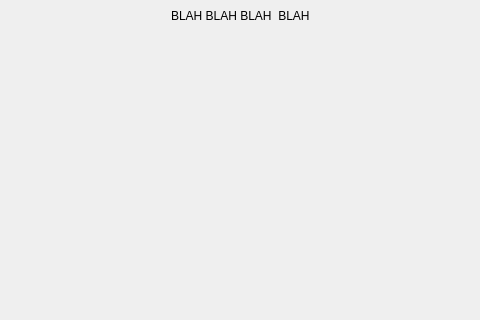
Old version of the form frontEnd/OMC_FrontEnd/mainwindow.ui in the repository Nood24/MIDI-Real-Time; both pictures show x 159 to 639 and y 0 to 320 of the 800 by 600 pixel window.
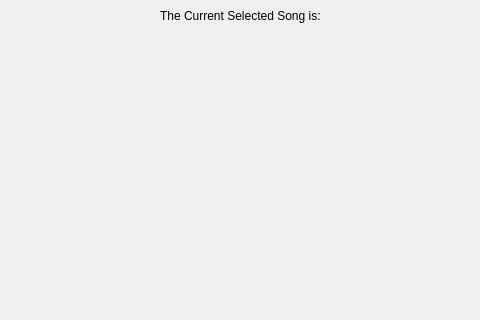
New version of the form. Icons and pictures are not drawn.

```diff
--- a/frontEnd/OMC_FrontEnd/mainwindow.ui
+++ b/frontEnd/OMC_FrontEnd/mainwindow.ui
@@ -40,7 +40,7 @@
     <item alignment="Qt::AlignHCenter|Qt::AlignTop">
      <widget class="QLabel" name="label">
       <property name="text">
-       <string>BLAH BLAH BLAH  BLAH</string>
+       <string>The Current Selected Song is:</string>
       </property>
      </widget>
     </item>
```
